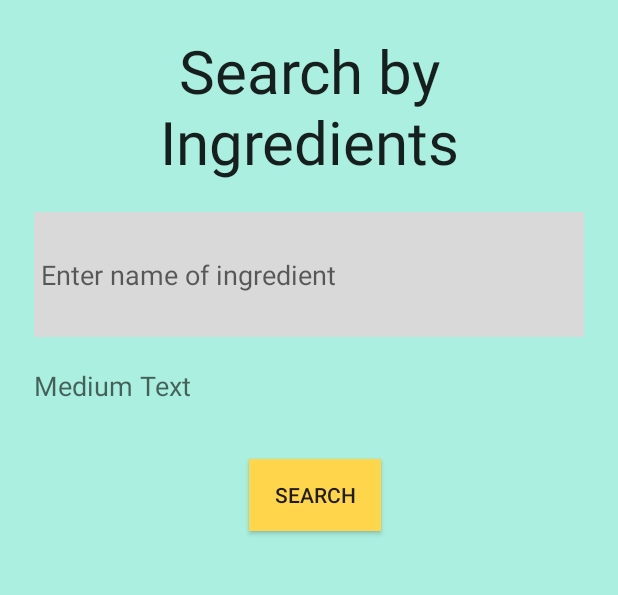
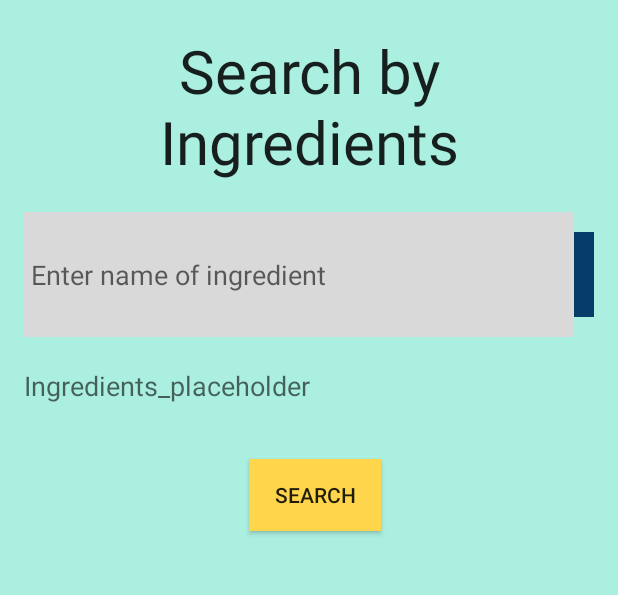
Before and after one commit to ucsdCSE110wi16/CSE110M260T4, an Android app: the fragment IngredientSearchViewFragment shown on its own in the app's theme, on a phone screen of 412 x 824 dp, the part 303-898 px from its top. Run offline under Robolectric (Android 15) with nearby library versions, the phone set to English and light mode, and no system bars.

Commit message:
modifying ingredient search fragment design

```diff
--- a/app/src/main/res/layout/fragment_ingredient_search_view.xml
+++ b/app/src/main/res/layout/fragment_ingredient_search_view.xml
@@ -47,18 +47,18 @@
         android:hint=" Enter name of ingredient"
         android:background="#d9d9d9"
         android:layout_below="@+id/textView2"
-        android:layout_centerHorizontal="true"
         android:layout_marginBottom="30px" />
 
     <TextView
         android:layout_width="wrap_content"
         android:layout_height="wrap_content"
         android:textAppearance="?android:attr/textAppearanceMedium"
-        android:text="Medium Text"
-        android:id="@+id/textViewIngredients"
+        android:text="@string/searchingIngredients"
         android:layout_centerHorizontal="true"
         android:layout_below="@+id/editText"
-        android:layout_alignStart="@+id/editText" />
+        android:layout_alignStart="@+id/editText"
+        android:id="@+id/searchingIngredients"
+        android:longClickable="false" />
 
 
     <Button
@@ -79,13 +79,20 @@
         style="?android:attr/buttonStyleSmall"
         android:layout_width="wrap_content"
         android:layout_height="wrap_content"
-        android:text="New Button"
+        android:text="Add"
         android:id="@+id/button2"
         android:layout_alignTop="@+id/editText"
-        android:layout_toRightOf="@+id/editText"
         android:layout_alignBottom="@+id/editText"
         android:layout_alignRight="@+id/recipe_search_container"
-        android:layout_alignEnd="@+id/recipe_search_container" />
+        android:layout_alignEnd="@+id/recipe_search_container"
+        android:layout_toRightOf="@+id/editText"
+        android:layout_toEndOf="@+id/editText"
+        android:background="#063c69"
+        android:textColor="#ffffff"
+        android:layout_alignParentStart="false"
+        android:layout_alignParentEnd="false"
+        android:layout_marginLeft="20px"
+        android:layout_margin="20px" />
 
 
 </RelativeLayout>
--- a/app/src/main/res/values/strings.xml
+++ b/app/src/main/res/values/strings.xml
@@ -12,4 +12,5 @@
     <string name="recipe_details">recipe_details</string>
     <string name="recipe_ingredients">Recipe ingredients placeholder</string>
     <string name="string">recipeImage</string>
+    <string name="searchingIngredients">Ingredients_placeholder</string>
 </resources>
```
